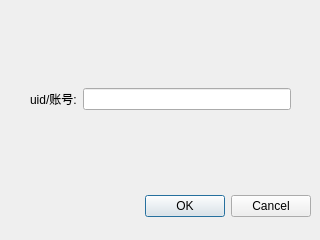
Above: WexChat-client/addfriendsdialog.ui from xingyuwang1123/WexChat-client- before the change. Below: the same form after it.
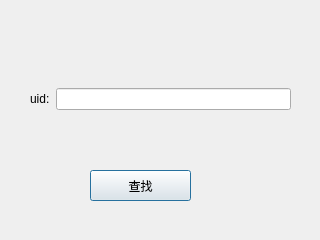
That is the form after the change.

```diff
--- a/WexChat-client/addfriendsdialog.ui
+++ b/WexChat-client/addfriendsdialog.ui
@@ -13,22 +13,6 @@
   <property name="windowTitle">
    <string>添加好友</string>
   </property>
-  <widget class="QDialogButtonBox" name="buttonBox">
-   <property name="geometry">
-    <rect>
-     <x>10</x>
-     <y>181</y>
-     <width>301</width>
-     <height>51</height>
-    </rect>
-   </property>
-   <property name="orientation">
-    <enum>Qt::Horizontal</enum>
-   </property>
-   <property name="standardButtons">
-    <set>QDialogButtonBox::Cancel|QDialogButtonBox::Ok</set>
-   </property>
-  </widget>
   <widget class="QWidget" name="widget" native="true">
    <property name="geometry">
     <rect>
@@ -42,7 +26,7 @@
     <item>
      <widget class="QLabel" name="label">
       <property name="text">
-       <string>uid/账号:</string>
+       <string>uid:</string>
       </property>
      </widget>
     </item>
@@ -55,6 +39,19 @@
     </item>
    </layout>
   </widget>
+  <widget class="QPushButton" name="pushButton">
+   <property name="geometry">
+    <rect>
+     <x>90</x>
+     <y>170</y>
+     <width>101</width>
+     <height>31</height>
+    </rect>
+   </property>
+   <property name="text">
+    <string>查找</string>
+   </property>
+  </widget>
  </widget>
  <resources/>
  <connections>
```
Left out of the diff: 37 changed lines with no effect on the pictures.
